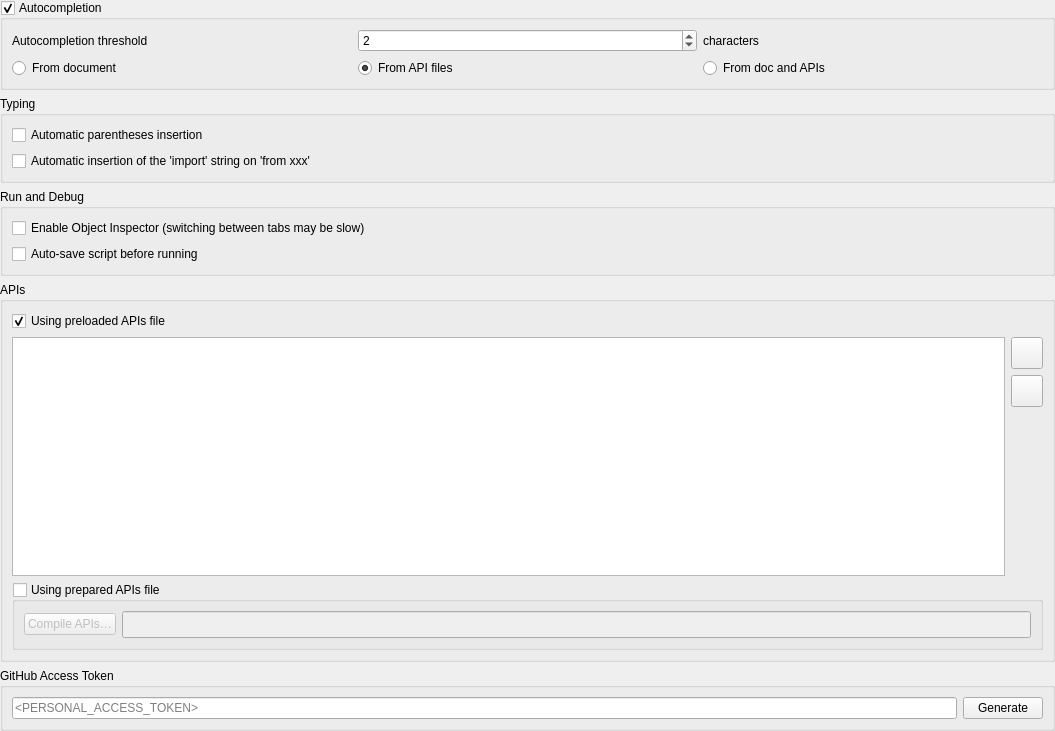
Above: python/console/console_settings.ui from carsmie/QGIS before the change. Below: the same form after it.
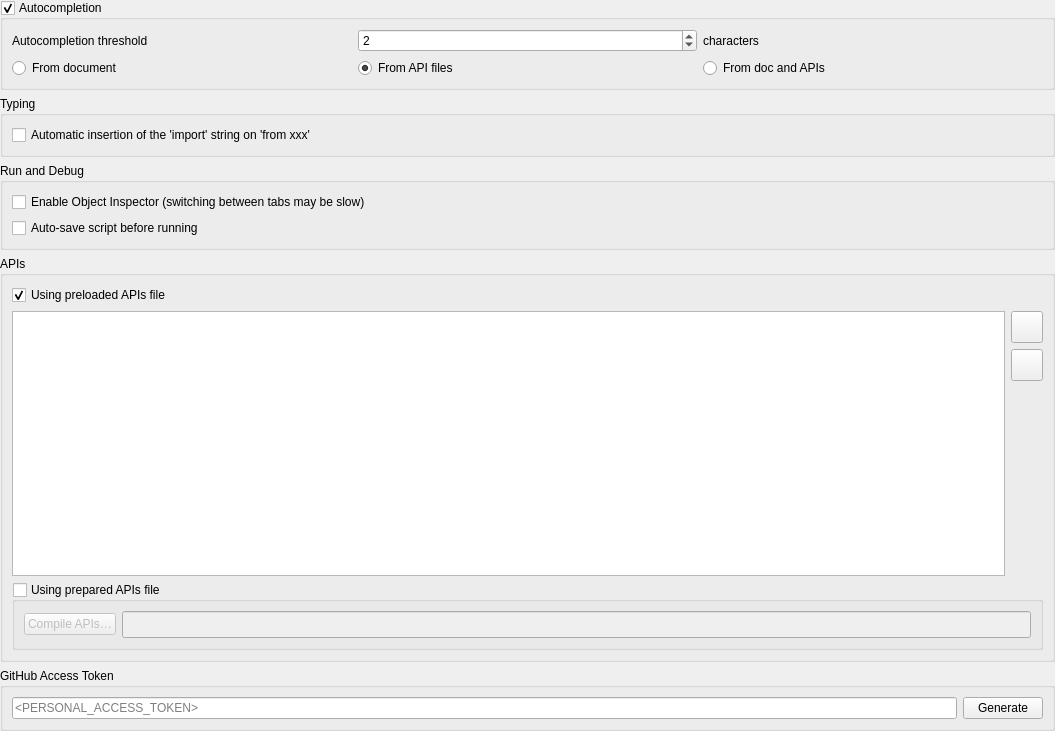
That is the form after the change. Custom widgets are drawn as their Qt base class.

Commit message: Get rid of the  old autoCloseBracket setting

Diff of the .ui file:
```diff
--- a/python/console/console_settings.ui
+++ b/python/console/console_settings.ui
@@ -83,20 +83,13 @@
           <bool>true</bool>
          </property>
          <layout class="QGridLayout" name="gridLayout_11">
-          <item row="1" column="0">
+          <item row="0" column="0">
            <widget class="QCheckBox" name="autoInsertionImport">
             <property name="text">
              <string>Automatic insertion of the 'import' string on 'from xxx'</string>
             </property>
            </widget>
           </item>
-          <item row="0" column="0">
-           <widget class="QCheckBox" name="autoCloseBracket">
-            <property name="text">
-             <string>Automatic parentheses insertion</string>
-            </property>
-           </widget>
-          </item>
          </layout>
         </widget>
        </item>
```
Left out of the diff: 1 changed line with no effect on the pictures. The commit also changes 3 other files.
